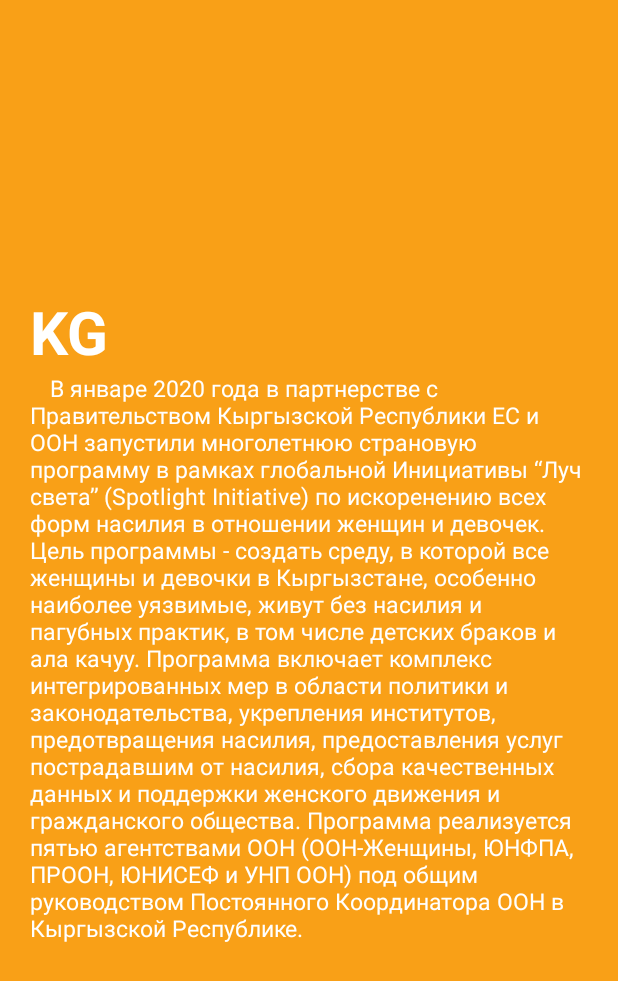
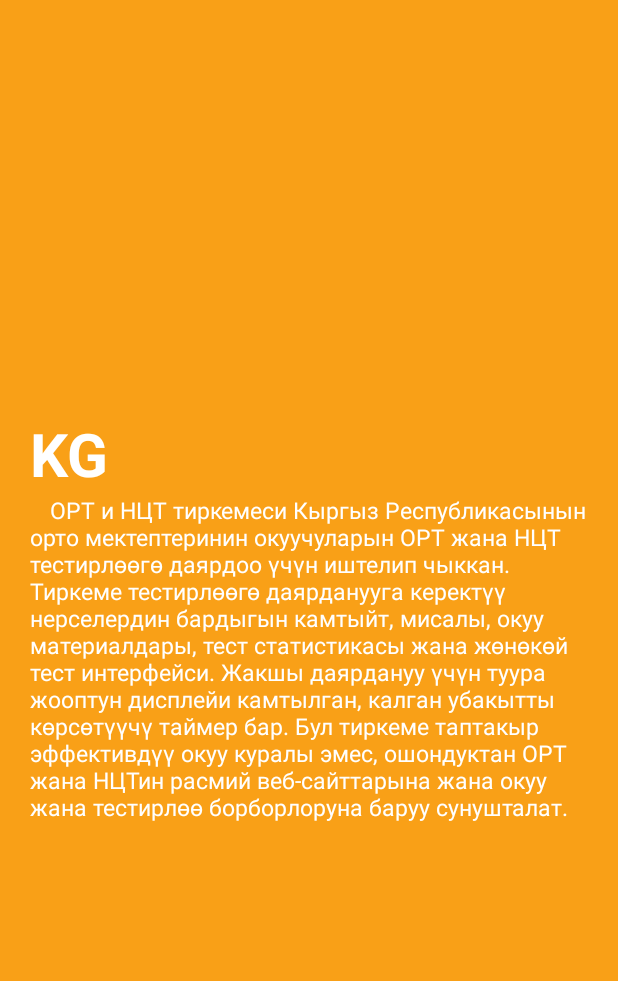
Before and after one commit to altynbek-y/ort_nct_education_app, an Android app: the layout appintro_layout_info_kg.xml on its own in the app's theme, with its tools: preview values and no code run, on a phone screen of 412 x 824 dp. Shown: the top 981 px of the screen. Run offline under Robolectric (Android 15) with nearby library versions, the phone set to English and light mode, and no system bars.

Commit message:
Corrected the text in strings.xml

```diff
--- a/app/src/main/java/neobis/project/iman_augustine/ort_nct/adapters/QuestionListAdapter.java
+++ b/app/src/main/java/neobis/project/iman_augustine/ort_nct/adapters/QuestionListAdapter.java
@@ -30,7 +30,6 @@ public class QuestionListAdapter extends RecyclerView.Adapter<QuestionListAdapte
     private final Context context;
 
     public QuestionListAdapter(
-            // List<Question> questionsList,
             List<QuestionWithAnswers> questionsList,
             OnItemListener onItemListener,
             Context context
--- a/app/src/main/res/layout/appintro_layout_info_kg.xml
+++ b/app/src/main/res/layout/appintro_layout_info_kg.xml
@@ -24,6 +24,6 @@
         android:layout_below="@id/language"
         android:textSize="15sp"
         android:textColor="#FFFFFF"
-        android:text="@string/project_info_ru"/>
+        android:text="@string/project_info_kg"/>
 
 </RelativeLayout>
--- a/app/src/main/res/values/strings.xml
+++ b/app/src/main/res/values/strings.xml
@@ -49,6 +49,6 @@
     <string name="jalalabad_region">Джалал-Абад</string>
     <string name="talas_region">Талас</string>
     <string name="naryn_region">Нарын</string>
-
-    <string name="project_info_ru">\tВ январе 2020 года в партнерстве с Правительством Кыргызской Республики ЕС и ООН запустили многолетнюю страновую программу в рамках глобальной Инициативы “Луч света” (Spotlight Initiative) по искоренению всех форм насилия в отношении женщин и девочек. Цель программы - создать среду, в которой все женщины и девочки в Кыргызстане, особенно наиболее уязвимые, живут без насилия и пагубных практик, в том числе детских браков и ала качуу. Программа включает комплекс интегрированных мер в области политики и законодательства, укрепления институтов, предотвращения насилия, предоставления услуг пострадавшим от насилия, сбора качественных данных и поддержки женского движения и гражданского общества. Программа реализуется пятью агентствами ООН (ООН-Женщины, ЮНФПА, ПРООН, ЮНИСЕФ и УНП ООН) под общим руководством Постоянного Координатора ООН в Кыргызской Республике.</string>
+    <string name="project_info_ru">\tПриложение ОРТ и НЦТ предназначено для подготовки к тестированию ОРТ и НЦТ учеников средних школ Кыргызской Республики. Приложение включает все необходимое для подготовки к тестированию, например учебные материалы, статистика тестов, а также простой интерфейс тестов. Для хорошей подготовки включен показ правильного варианта ответа, имеется таймер показывающий оставшееся время. Приложение ОРТ и НЦТ не является абсолютно эффективным средством подготовки, поэтому советуется посещать официальные сайты и центры подготовки и тестирования ОРТ и НЦТ.</string>
+    <string name="project_info_kg">\t"ОРТ и НЦТ" тиркемеси Кыргыз Республикасынын орто мектептеринин окуучуларын ОРТ жана НЦТ тестирлөөгө даярдоо үчүн иштелип чыккан. Тиркеме тестирлөөгө даярданууга керектүү нерселердин бардыгын камтыйт, мисалы, окуу материалдары, тест статистикасы жана жөнөкөй тест интерфейси. Жакшы даярдануу үчүн туура жооптун дисплейи камтылган, калган убакытты көрсөтүүчү таймер бар. Бул тиркеме таптакыр эффективдүү окуу куралы эмес, ошондуктан ОРТ жана НЦТин расмий веб-сайттарына жана окуу жана тестирлөө борборлоруна баруу сунушталат.</string>
 </resources>
```
Also changed, not shown: 1 other file.
